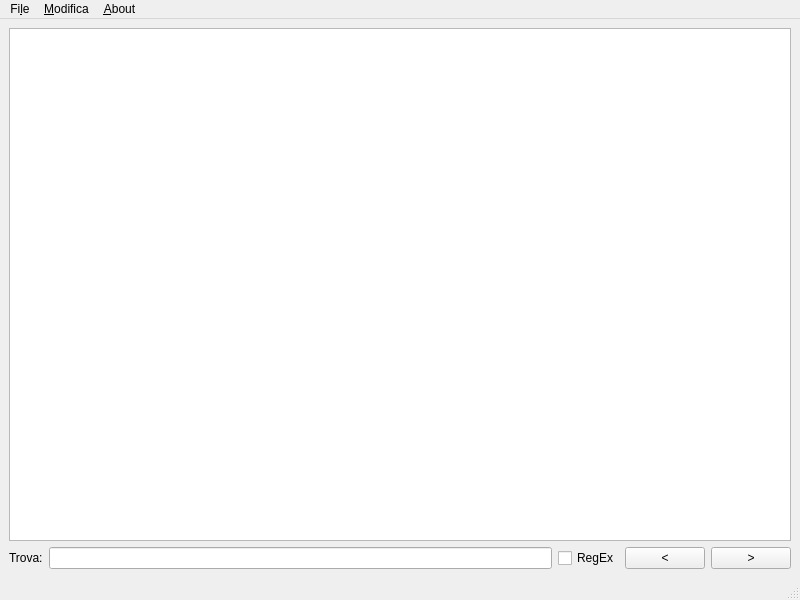
First picture: the form in forms/textviewer.ui, repository zorbaproject/Bran, before the edit.
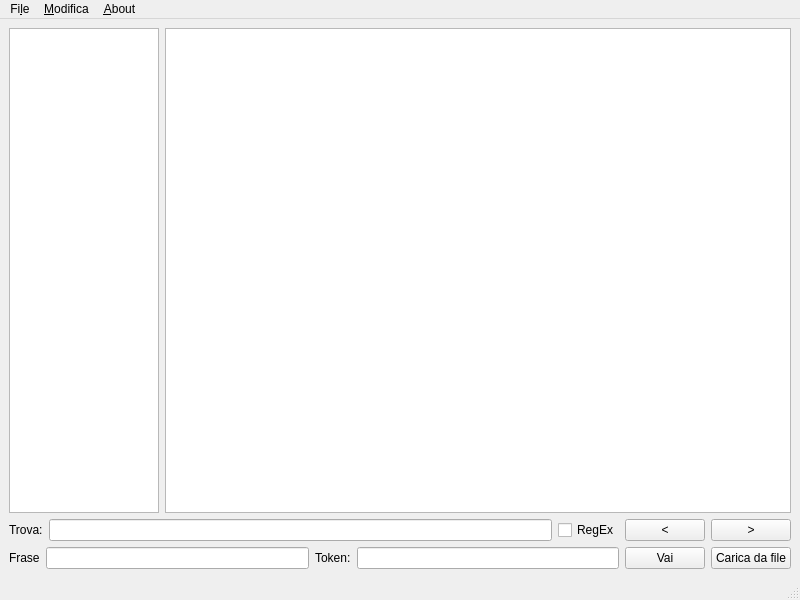
Second picture: the form after the edit.

Commit message: Bozza highlight frase e token

```diff
--- a/forms/textviewer.ui
+++ b/forms/textviewer.ui
@@ -23,11 +23,25 @@
       <widget class="QWidget" name="verticalLayoutWidget">
        <layout class="QVBoxLayout" name="verticalLayout_2">
         <item>
-         <widget class="QTextEdit" name="textEdit">
-          <property name="readOnly">
-           <bool>true</bool>
-          </property>
-         </widget>
+         <layout class="QHBoxLayout" name="horizontalLayout_3">
+          <item>
+           <widget class="QListWidget" name="gotoList">
+            <property name="maximumSize">
+             <size>
+              <width>150</width>
+              <height>16777215</height>
+             </size>
+            </property>
+           </widget>
+          </item>
+          <item>
+           <widget class="QTextEdit" name="textEdit">
+            <property name="readOnly">
+             <bool>true</bool>
+            </property>
+           </widget>
+          </item>
+         </layout>
         </item>
         <item>
          <layout class="QHBoxLayout" name="horizontalLayout">
@@ -64,6 +78,44 @@
           </item>
          </layout>
         </item>
+        <item>
+         <layout class="QHBoxLayout" name="horizontalLayout_2">
+          <item>
+           <widget class="QLabel" name="label_2">
+            <property name="text">
+             <string>Frase</string>
+            </property>
+           </widget>
+          </item>
+          <item>
+           <widget class="QLineEdit" name="gotophrase"/>
+          </item>
+          <item>
+           <widget class="QLabel" name="label_3">
+            <property name="text">
+             <string>Token:</string>
+            </property>
+           </widget>
+          </item>
+          <item>
+           <widget class="QLineEdit" name="gototoken"/>
+          </item>
+          <item>
+           <widget class="QPushButton" name="gotoButton">
+            <property name="text">
+             <string>Vai</string>
+            </property>
+           </widget>
+          </item>
+          <item>
+           <widget class="QPushButton" name="gotoLoadFromFile">
+            <property name="text">
+             <string>Carica da file</string>
+            </property>
+           </widget>
+          </item>
+         </layout>
+        </item>
        </layout>
       </widget>
      </widget>
```
Left out of the diff: 4 changed lines with no effect on the pictures. The commit also changes 2 other files.
